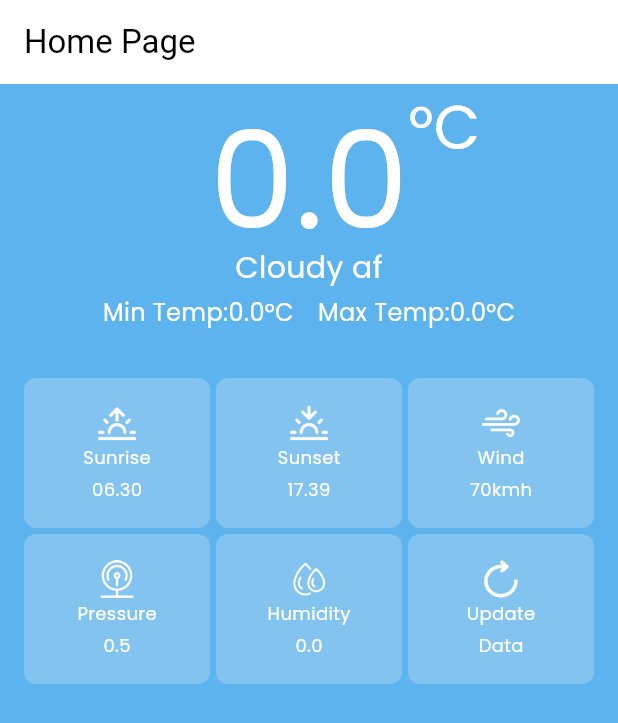
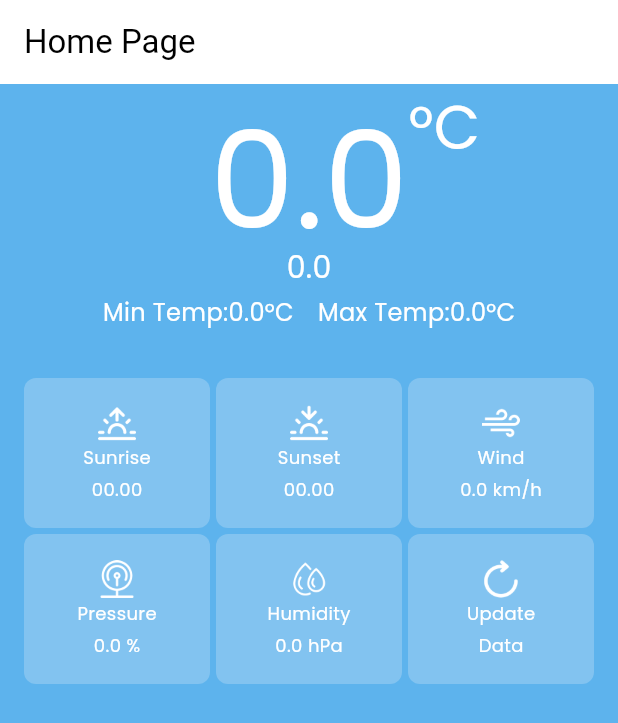
Before and after one commit to rezaagung1101/WeatherApp_Flutter_MVVM, a Flutter app: the screen it shows after launch, on a phone screen of 412 x 824 dp. Shown: the top 723 px of the screen. Run offline on Flutter 3.47's test engine with Material 3 defaults, Android fonts, the phone set to English and light mode, and no system bars; network calls fail.

Commit message:
update: loading status

```diff
--- a/lib/model/lib/weather.dart
+++ b/lib/model/lib/weather.dart
@@ -7,7 +7,7 @@ class Weather {
   final String? maxTemperature;
   final String? sunrise;
   final String? sunset;
-  final String? speed;
+  final String? windSpeed;
   final String? pressure;
   final String? humidity;
 
@@ -20,7 +20,7 @@ class Weather {
     this.maxTemperature,
     this.sunrise,
     this.sunset,
-    this.speed,
+    this.windSpeed,
     this.pressure,
     this.humidity,
   });
@@ -40,15 +40,9 @@ class Weather {
           json['main'] != null ? json['main']['temp_min'].toString() : null,
       maxTemperature:
           json['main'] != null ? json['main']['temp_max'].toString() : null,
-      sunrise: json['sys'] != null
-          ? DateTime.fromMillisecondsSinceEpoch(json['sys']['sunrise'] * 1000)
-              .toString()
-          : null,
-      sunset: json['sys'] != null
-          ? DateTime.fromMillisecondsSinceEpoch(json['sys']['sunset'] * 1000)
-              .toString()
-          : null,
-      speed: json['wind'] != null ? json['wind']['speed'].toString() : null,
+      sunrise: json['sys'] != null ? json['sys']['sunrise'].toString() : null,
+      sunset: json['sys'] != null ? json['sys']['sunset'].toString() : null,
+      windSpeed: json['wind'] != null ? json['wind']['speed'].toString() : null,
       pressure:
           json['main'] != null ? json['main']['pressure'].toString() : null,
       humidity:
--- a/lib/model/repository/weather_repository.dart
+++ b/lib/model/repository/weather_repository.dart
@@ -3,7 +3,7 @@ import 'package:openweather_mvvm/model/services/base_service.dart';
 import 'package:openweather_mvvm/model/services/weather_service.dart';
 
 class WeatherRepository {
-  BaseService _weatherService = WeatherService();
+  final BaseService _weatherService = WeatherService();
 
   Future<Weather> fetchWeatherData(String city) async {
     dynamic response = await _weatherService.getResponse(city);
--- a/lib/utils/helper.dart
+++ b/lib/utils/helper.dart
@@ -1 +1,24 @@
 enum Status { INITIAL, LOADING, COMPLETED, ERROR }
+
+class Helper{
+  String kelvinToCelcius(String? temperature){
+    double celsius = double.parse(temperature!) - 273.15;
+    return celsius.toStringAsFixed(1);
+  }
+
+  String unixTimeToAmPm(String? unixTime) {
+    // Convert Unix time (seconds since epoch) to DateTime
+    DateTime date = DateTime.fromMillisecondsSinceEpoch(int.parse(unixTime!) * 1000);
+    // Extract hour and minute
+    int hour = date.hour;
+    int minute = date.minute;
+    // Determine AM/PM
+    String period = hour >= 12 ? "PM" : "AM";
+    // Convert hour from 24-hour to 12-hour format
+    hour = hour % 12;
+    hour = hour == 0 ? 12 : hour; // Adjust for midnight and noon
+    // Format minute with leading zero if necessary
+    String minuteStr = minute < 10 ? '0$minute' : minute.toString();
+    return "$hour:$minuteStr $period";
+  }
+}
--- a/lib/view/screens/home_screen.dart
+++ b/lib/view/screens/home_screen.dart
@@ -1,7 +1,12 @@
 import 'package:flutter/material.dart';
+import 'package:openweather_mvvm/utils/helper.dart';
+import 'package:provider/provider.dart';
+import 'package:openweather_mvvm/model/api/api_response.dart';
+import 'package:openweather_mvvm/model/lib/weather.dart';
 import 'package:openweather_mvvm/utils/constants.dart';
 import 'package:openweather_mvvm/view/widgets/information_card_section.dart';
 import 'package:openweather_mvvm/view/widgets/main_section.dart';
+import 'package:openweather_mvvm/view_model/weather_view_model.dart';
 
 class HomeScreen extends StatefulWidget {
   const HomeScreen({super.key});
@@ -12,37 +17,101 @@ class HomeScreen extends StatefulWidget {
 
 class _HomeScreenState extends State<HomeScreen> {
   @override
+  void initState() {
+    super.initState();
+    fetchWeatherData();
+  }
+
+  void fetchWeatherData() {
+    Provider.of<WeatherViewModel>(context, listen: false)
+        .fetchWeatherData(Constants.city);
+  }
+
+  @override
   Widget build(BuildContext context) {
+    ApiResponse apiResponse = Provider.of<WeatherViewModel>(context).response;
+    bool isLoading = apiResponse.status == Status.LOADING;
+    Weather? weather = apiResponse.data as Weather?;
     return Scaffold(
       appBar: AppBar(
         title: const Text("Home Page"),
       ),
-      body: Container(
-        color: Constants.skyBlue,
-        // child: const SingleChildScrollView(
-        child: const Center(
-          child: Column(
-            children: <Widget>[
-              MainSection(
-                  mainTemp: "0.0",
-                  minTemp: "0.0",
-                  maxTemp: "0.0",
-                  status: "Cloudy af"),
-              SizedBox(
-                height: 32,
+      body: Stack(
+        children: <Widget>[
+          Container(
+            color: Constants.skyBlue,
+            child: Center(
+              child: _buildMainContent(weather),
+            ),
+          ),
+          if (isLoading)
+            Container(
+              color: Colors.black.withOpacity(0.5), // Semi-transparent overlay
+              child: const Center(
+                child: SizedBox(
+                    width: 60,
+                    height: 60,
+                    child: CircularProgressIndicator(
+                        color: Colors.white,
+                        backgroundColor: Colors.blue,
+                        strokeWidth: 2)),
               ),
-              InformationCardSection(
-                  sunrise: "06.30",
-                  sunset: "17.39",
-                  wind: "70kmh",
-                  pressure: "0.5",
-                  humidity: "0.0",
-                  info: "Data")
-            ],
-          ),
-        ),
-        // )
+            ),
+        ],
       ),
     );
   }
+
+  //this can be used when you want to replace the whole widget with progress bar or displaying the loading widget (just like My Telkomsel app)
+  // Widget _buildBody(ApiResponse apiResponse) {
+  //   _buildMainContent(apiResponse.data as Weather);
+  //   switch (apiResponse.status) {
+  //     case Status.LOADING:
+  //       return _buildMainContent(apiResponse.data as Weather?);
+  //     case Status.COMPLETED:
+  //       return _buildMainContent(apiResponse.data as Weather);
+  //     case Status.ERROR:
+  //       return Text(apiResponse.message ?? "Error occurred");
+  //     case Status.INITIAL:
+  //     default:
+  //       return const Text("No data");
+  //   }
+  // }
+
+  Widget _buildMainContent(Weather? weather) {
+    // if (weather == null) {
+    //   return const SizedBox.shrink();
+    // }
+    Helper helper = Helper();
+
+    return Column(
+      children: <Widget>[
+        MainSection(
+          mainTemp: weather != null
+              ? helper.kelvinToCelcius(weather.temperature)
+              : "0.0",
+          minTemp: weather != null
+              ? helper.kelvinToCelcius(weather.minTemperature)
+              : "0.0",
+          maxTemp: weather != null
+              ? helper.kelvinToCelcius(weather.maxTemperature)
+              : "0.0",
+          status: weather != null ? weather.description.toString() : "0.0",
+        ),
+        const SizedBox(height: 32),
+        InformationCardSection(
+          sunrise: weather != null
+              ? helper.unixTimeToAmPm(weather.sunrise)
+              : "00.00",
+          sunset:
+              weather != null ? helper.unixTimeToAmPm(weather.sunset) : "00.00",
+          wind: weather != null ? weather.windSpeed.toString() : "0.0",
+          pressure: weather != null ? weather.pressure.toString() : "0.0",
+          humidity: weather != null ? weather.humidity.toString() : "0.0",
+          info: 'Data',
+          update: fetchWeatherData,
+        ),
+      ],
+    );
+  }
 }
--- a/lib/view/widgets/information_card_section.dart
+++ b/lib/view/widgets/information_card_section.dart
@@ -9,7 +9,7 @@ class InformationCardSection extends StatelessWidget {
       required this.wind,
       required this.pressure,
       required this.humidity,
-      required this.info});
+      required this.info, required this.update});
 
   final String sunrise;
   final String sunset;
@@ -17,6 +17,8 @@ class InformationCardSection extends StatelessWidget {
   final String pressure;
   final String humidity;
   final String info;
+  final VoidCallback update;
+
 
   @override
   Widget build(BuildContext context) {
@@ -60,7 +62,7 @@ class InformationCardSection extends StatelessWidget {
                 child: CardItem(
                   imagePath: "images/wind.png",
                   label: "Wind",
-                  value: wind,
+                  value: "$wind km/h",
                   onTap: () {},
                 ),
               ),
@@ -85,7 +87,7 @@ class InformationCardSection extends StatelessWidget {
                 child: CardItem(
                   imagePath: "images/pressure.png",
                   label: "Pressure",
-                  value: pressure,
+                  value: "$pressure %",
                   onTap: () {},
                 ),
               ),
@@ -96,7 +98,7 @@ class InformationCardSection extends StatelessWidget {
                 child: CardItem(
                   imagePath: "images/humidity.png",
                   label: "Humidity",
-                  value: humidity,
+                  value: "$humidity hPa",
                   onTap: () {},
                 ),
               ),
@@ -108,7 +110,7 @@ class InformationCardSection extends StatelessWidget {
                   imagePath: "images/refresh.png",
                   label: "Update",
                   value: info,
-                  onTap: () {},
+                  onTap: update,
                 ),
               ),
               const SizedBox(
--- a/lib/view/widgets/main_section.dart
+++ b/lib/view/widgets/main_section.dart
@@ -1,38 +1,8 @@
-import 'package:flutter/cupertino.dart';
 import 'package:flutter/material.dart';
-import 'package:flutter/widgets.dart';
 
-// class MainSection extends StatefulWidget {
-//   const MainSection(
-//       {super.key, required this.mainTemp, required this.minTemp, required this.maxTemp, required this.desc});
-//
-//   final String mainTemp;
-//   final String minTemp;
-//   final String maxTemp;
-//   final String desc;
-//
-//   @override
-//   State<MainSection> createState() => _MainSectionState();
-// }
-//
-// class _MainSectionState extends State<MainSection> {
-//   @override
-//   Widget build(BuildContext context) {
-//     return Center(
-//       child: Column(
-//         mainAxisAlignment: MainAxisAlignment.center,
-//         children: <Widget>[
-//           Row(
-//             Text(widget.)
-//           )
-//         ],
-//       ),
-//     )
-//   }
-// }
-
+// ignore: must_be_immutable
 class MainSection extends StatelessWidget {
-  const MainSection(
+   MainSection(
       {super.key,
       required this.mainTemp,
       required this.minTemp,
```
